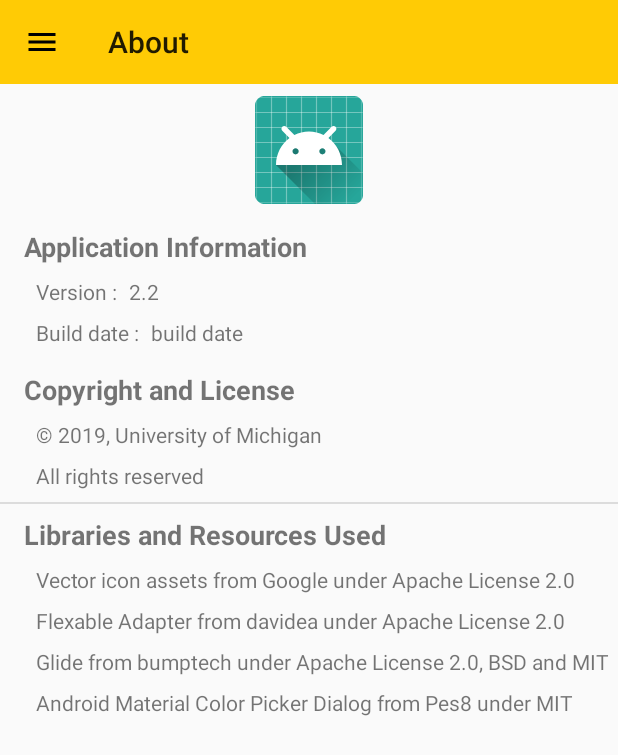
After one commit to mlightning3/ThirdEye, an Android app: the fragment AboutFragment placed in its activity, on a phone screen of 412 x 824 dp. The commit adds this screen. Shown: the top 755 px of the screen. Run offline under Robolectric (Android 15) with nearby library versions, the phone set to English and light mode, and no system bars; our stand-ins replace Volley; network calls fail; 2 statements that could not run were skipped.

Commit message:
Adding an about page

```diff
--- a/app/build.gradle
+++ b/app/build.gradle
@@ -10,6 +10,7 @@ android {
         versionName "2.2"
         testInstrumentationRunner "android.support.test.runner.AndroidJUnitRunner"
         android.defaultConfig.vectorDrawables.useSupportLibrary = true
+        buildConfigField "long", "TIMESTAMP", System.currentTimeMillis() + "L"
     }
     buildTypes {
         release {
--- /dev/null
+++ b/app/src/main/java/edu/umich/globalchallenges/thirdeye/AboutFragment.java
@@ -0,0 +1,38 @@
+package edu.umich.globalchallenges.thirdeye;
+
+import android.os.Bundle;
+import android.support.annotation.NonNull;
+import android.support.v4.app.Fragment;
+import android.view.LayoutInflater;
+import android.view.View;
+import android.view.ViewGroup;
+import android.widget.TextView;
+
+import java.util.Date;
+
+public class AboutFragment extends Fragment {
+
+    @Override
+    public void onCreate(Bundle savedInstanceState) {
+        super.onCreate(savedInstanceState);
+    }
+
+    @Override
+    public View onCreateView(@NonNull LayoutInflater inflater, ViewGroup container, Bundle savedInstanceState) {
+        View view = inflater.inflate(R.layout.about_fragment, container, false);
+        TextView buildNumber = (TextView) view.findViewById(R.id.text_build_number);
+        buildNumber.setText(BuildConfig.VERSION_NAME);
+        TextView buildDateText = (TextView) view.findViewById(R.id.text_build_date);
+        Date buildDate = new Date(BuildConfig.TIMESTAMP);
+        buildDateText.setText(buildDate.toString());
+        return view;
+    }
+
+    @Override
+    public void onResume() {
+        super.onResume();
+        if (getActivity() instanceof  MainActivity) {
+            ((MainActivity) getActivity()).setActionBarTitle(R.string.about_title);
+        }
+    }
+}
--- a/app/src/main/java/edu/umich/globalchallenges/thirdeye/MainActivity.java
+++ b/app/src/main/java/edu/umich/globalchallenges/thirdeye/MainActivity.java
@@ -133,6 +133,9 @@ public class MainActivity extends AppCompatActivity implements FragmentWifiManag
                             default : break;
                         }
                         if(newFragment != null) {
+                            for(int i = 0; i < fragmentManager.getBackStackEntryCount(); i++) {
+                                fragmentManager.popBackStack(); // Clear out anything in the backstack
+                            }
                             fragmentManager.beginTransaction().replace(R.id.fragment_container, newFragment).commit();
                             activeFragment = newFragment;
                         }
@@ -298,4 +301,16 @@ public class MainActivity extends AppCompatActivity implements FragmentWifiManag
             bar.setTitle(string_id);
         }
     }
+
+    /**
+     * Show the given fragment, adding it to the back stack
+     * @param fragment The fragment we want to show
+     */
+    public void addFragmentToBackStack(Fragment fragment) {
+        fragmentManager.beginTransaction()
+                .replace(R.id.fragment_container, fragment)
+                .addToBackStack(null)
+                .commit();
+        activeFragment = fragment;
+    }
 }
--- a/app/src/main/java/edu/umich/globalchallenges/thirdeye/SettingsFragment.java
+++ b/app/src/main/java/edu/umich/globalchallenges/thirdeye/SettingsFragment.java
@@ -1,6 +1,7 @@
 package edu.umich.globalchallenges.thirdeye;
 
 import android.os.Bundle;
+import android.support.v7.preference.Preference;
 import android.support.v7.preference.PreferenceFragmentCompat;
 
 /**
@@ -17,6 +18,19 @@ public class SettingsFragment extends PreferenceFragmentCompat {
     @Override
     public void onCreatePreferences(Bundle savedInstanceState, String rootKey) {
         setPreferencesFromResource(R.xml.perf_general, rootKey);
+
+        Preference sendFeedback = findPreference("about");
+        if (sendFeedback != null) {
+            sendFeedback.setOnPreferenceClickListener(new Preference.OnPreferenceClickListener() {
+                @Override
+                public boolean onPreferenceClick(Preference preference) {
+                    if(getActivity() instanceof  MainActivity) {
+                        ((MainActivity) getActivity()).addFragmentToBackStack(new AboutFragment());
+                    }
+                    return true;
+                }
+            });
+        }
     }
 
     @Override
--- /dev/null
+++ b/app/src/main/res/layout/about_fragment.xml
@@ -0,0 +1,185 @@
+<?xml version="1.0" encoding="utf-8"?>
+<android.support.constraint.ConstraintLayout xmlns:android="http://schemas.android.com/apk/res/android"
+    xmlns:app="http://schemas.android.com/apk/res-auto"
+    xmlns:tools="http://schemas.android.com/tools"
+    android:layout_width="match_parent"
+    android:layout_height="match_parent">
+
+    <ImageView
+        android:id="@+id/imageView2"
+        android:layout_width="wrap_content"
+        android:layout_height="wrap_content"
+        android:layout_marginTop="8dp"
+        app:layout_constraintEnd_toEndOf="parent"
+        app:layout_constraintHorizontal_bias="0.5"
+        app:layout_constraintStart_toStartOf="parent"
+        app:layout_constraintTop_toTopOf="parent"
+        app:srcCompat="@mipmap/ic_launcher" />
+
+    <ScrollView
+        android:id="@+id/scrollView2"
+        android:layout_width="match_parent"
+        android:layout_height="wrap_content"
+        android:layout_marginTop="8dp"
+        app:layout_constraintStart_toStartOf="parent"
+        app:layout_constraintTop_toBottomOf="@+id/imageView2">
+
+        <LinearLayout
+            android:id="@+id/AboutContent"
+            android:layout_width="match_parent"
+            android:layout_height="wrap_content"
+            android:orientation="vertical"
+            android:visibility="visible">
+
+            <android.support.constraint.ConstraintLayout
+                android:layout_width="match_parent"
+                android:layout_height="wrap_content">
+
+                <TextView
+                    android:id="@+id/textView6"
+                    android:layout_width="wrap_content"
+                    android:layout_height="wrap_content"
+                    android:layout_marginStart="16dp"
+                    android:layout_marginTop="8dp"
+                    android:text="@string/app_info"
+                    android:textSize="18sp"
+                    android:textStyle="bold"
+                    app:layout_constraintStart_toStartOf="parent"
+                    app:layout_constraintTop_toTopOf="parent" />
+
+                <TextView
+                    android:id="@+id/textView7"
+                    android:layout_width="wrap_content"
+                    android:layout_height="wrap_content"
+                    android:layout_marginStart="24dp"
+                    android:layout_marginTop="8dp"
+                    android:text="@string/version"
+                    app:layout_constraintStart_toStartOf="parent"
+                    app:layout_constraintTop_toBottomOf="@+id/textView6" />
+
+                <TextView
+                    android:id="@+id/text_build_number"
+                    android:layout_width="wrap_content"
+                    android:layout_height="wrap_content"
+                    android:layout_marginStart="8dp"
+                    android:text="build number"
+                    app:layout_constraintStart_toEndOf="@+id/textView7"
+                    app:layout_constraintTop_toTopOf="@+id/textView7" />
+
+                <TextView
+                    android:id="@+id/textView9"
+                    android:layout_width="wrap_content"
+                    android:layout_height="wrap_content"
+                    android:layout_marginTop="8dp"
+                    android:text="@string/build_date"
+                    app:layout_constraintStart_toStartOf="@+id/textView7"
+                    app:layout_constraintTop_toBottomOf="@+id/textView7" />
+
+                <TextView
+                    android:id="@+id/text_build_date"
+                    android:layout_width="wrap_content"
+                    android:layout_height="wrap_content"
+                    android:layout_marginStart="8dp"
+                    android:text="build date"
+                    app:layout_constraintStart_toEndOf="@+id/textView9"
+                    app:layout_constraintTop_toTopOf="@+id/textView9" />
+
+                <TextView
+                    android:id="@+id/textView11"
+                    android:layout_width="wrap_content"
+                    android:layout_height="wrap_content"
+                    android:layout_marginStart="16dp"
+                    android:layout_marginTop="16dp"
+                    android:text="@string/copyright"
+                    android:textSize="18sp"
+                    android:textStyle="bold"
+                    app:layout_constraintStart_toStartOf="parent"
+                    app:layout_constraintTop_toBottomOf="@+id/textView9" />
+
+                <TextView
+                    android:id="@+id/textView12"
+                    android:layout_width="wrap_content"
+                    android:layout_height="wrap_content"
+                    android:layout_marginStart="24dp"
+                    android:layout_marginTop="8dp"
+                    android:text="@string/copyright_string"
+                    app:layout_constraintStart_toStartOf="parent"
+                    app:layout_constraintTop_toBottomOf="@+id/textView11" />
+
+                <TextView
+                    android:id="@+id/textView13"
+                    android:layout_width="wrap_content"
+                    android:layout_height="wrap_content"
+                    android:layout_marginStart="24dp"
+                    android:layout_marginTop="8dp"
+                    android:text="@string/license_info"
+                    app:layout_constraintStart_toStartOf="parent"
+                    app:layout_constraintTop_toBottomOf="@+id/textView12" />
+
+                <View
+                    android:id="@+id/divider4"
+                    android:layout_width="match_parent"
+                    android:layout_height="1dp"
+                    android:background="?android:attr/listDivider"
+                    android:layout_marginStart="0dp"
+                    android:layout_marginTop="8dp"
+                    app:layout_constraintStart_toStartOf="parent"
+                    app:layout_constraintTop_toBottomOf="@+id/textView13" />
+
+                <TextView
+                    android:id="@+id/textView18"
+                    android:layout_width="wrap_content"
+                    android:layout_height="wrap_content"
+                    android:layout_marginStart="24dp"
+                    android:layout_marginTop="8dp"
+                    android:text="@string/color_picker_dialog"
+                    app:layout_constraintStart_toStartOf="parent"
+                    app:layout_constraintTop_toBottomOf="@+id/textView17" />
+
+                <TextView
+                    android:id="@+id/textView16"
+                    android:layout_width="wrap_content"
+                    android:layout_height="wrap_content"
+                    android:layout_marginStart="24dp"
+                    android:layout_marginTop="8dp"
+                    android:text="@string/flexible_adapter"
+                    app:layout_constraintStart_toStartOf="parent"
+                    app:layout_constraintTop_toBottomOf="@+id/textView15" />
+
+                <TextView
+                    android:id="@+id/textView15"
+                    android:layout_width="wrap_content"
+                    android:layout_height="wrap_content"
+                    android:layout_marginStart="24dp"
+                    android:layout_marginTop="8dp"
+                    android:text="@string/google_vector"
+                    app:layout_constraintStart_toStartOf="parent"
+                    app:layout_constraintTop_toBottomOf="@+id/textView14" />
+
+                <TextView
+                    android:id="@+id/textView17"
+                    android:layout_width="wrap_content"
+                    android:layout_height="wrap_content"
+                    android:layout_marginStart="24dp"
+                    android:layout_marginTop="8dp"
+                    android:text="@string/glide"
+                    app:layout_constraintStart_toStartOf="parent"
+                    app:layout_constraintTop_toBottomOf="@+id/textView16" />
+
+                <TextView
+                    android:id="@+id/textView14"
+                    android:layout_width="wrap_content"
+                    android:layout_height="wrap_content"
+                    android:layout_marginStart="16dp"
+                    android:layout_marginTop="8dp"
+                    android:text="@string/additional_info"
+                    android:textSize="18sp"
+                    android:textStyle="bold"
+                    app:layout_constraintStart_toStartOf="parent"
+                    app:layout_constraintTop_toBottomOf="@+id/divider4" />
+            </android.support.constraint.ConstraintLayout>
+
+        </LinearLayout>
+    </ScrollView>
+
+</android.support.constraint.ConstraintLayout>
--- a/app/src/main/res/values/strings.xml
+++ b/app/src/main/res/values/strings.xml
@@ -111,4 +111,18 @@
     <string name="extra_settings">Extra Settings</string>
     <string name="refresh">Refresh</string>
     <string name="zoom_out">Zoom Out</string>
+
+    <!-- About Fragment -->
+    <string name="about_title">About</string>
+    <string name="app_info">Application Information</string>
+    <string name="version">Version :</string>
+    <string name="build_date">Build date :</string>
+    <string name="copyright">Copyright and License</string>
+    <string name="copyright_string">© 2019, University of Michigan</string>
+    <string name="license_info">All rights reserved</string>
+    <string name="additional_info">Libraries and Resources Used</string>
+    <string name="google_vector">Vector icon assets from Google under Apache License 2.0</string>
+    <string name="flexible_adapter">Flexable Adapter from davidea under Apache License 2.0</string>
+    <string name="glide">Glide from bumptech under Apache License 2.0, BSD and MIT</string>
+    <string name="color_picker_dialog">Android Material Color Picker Dialog from Pes8 under MIT</string>
 </resources>
--- a/app/src/main/res/xml/perf_general.xml
+++ b/app/src/main/res/xml/perf_general.xml
@@ -71,4 +71,13 @@
             android:singleLine="true"
             android:title="Network Password" />
     </PreferenceCategory>
+    <PreferenceCategory
+        android:title="General Settings"
+        android:key="pref_gen" >
+        <Preference
+            android:key="about"
+            android:title="About"
+            android:summary="More information about the app" />
+    </PreferenceCategory>
+
 </PreferenceScreen>
```
